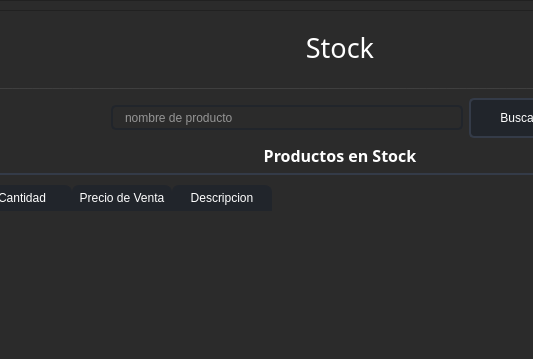
The window that Views/Principal.ui (Ryderd20/Gestor-Stock) describes before a commit, drawn with Qt 5; both pictures show x 495 to 1028 and y 0 to 359 of the 1444 by 800 pixel window.
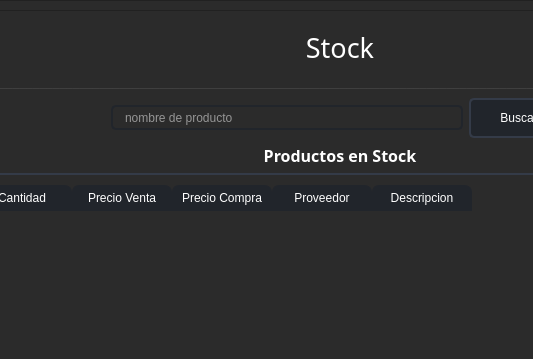
The same window after the commit. The open tabs and pages were chosen to show the change. Icons and pictures are not drawn.

Commit message:
Modulo Compras Completo
-registro de compras
-ver detalle de compra
-registrar una compra
-eliminar una compra
-finalizar una compra actualiza el stock

```diff
--- a/Views/Principal.ui
+++ b/Views/Principal.ui
@@ -1771,7 +1771,17 @@
                 </column>
                 <column>
                  <property name="text">
-                  <string>Precio de Venta</string>
+                  <string>Precio Venta</string>
+                 </property>
+                </column>
+                <column>
+                 <property name="text">
+                  <string>Precio Compra</string>
+                 </property>
+                </column>
+                <column>
+                 <property name="text">
+                  <string>Proveedor</string>
                  </property>
                 </column>
                 <column>
```
Left out of the diff: 5 changed lines with no effect on the pictures. The commit also changes 25 other files.
